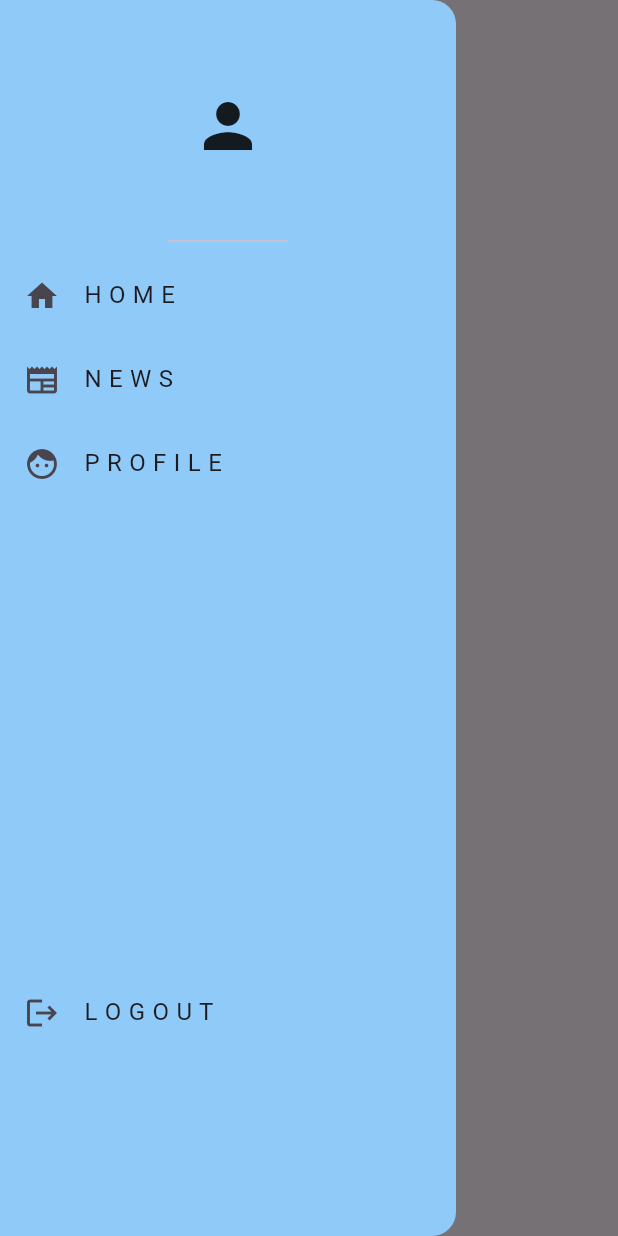
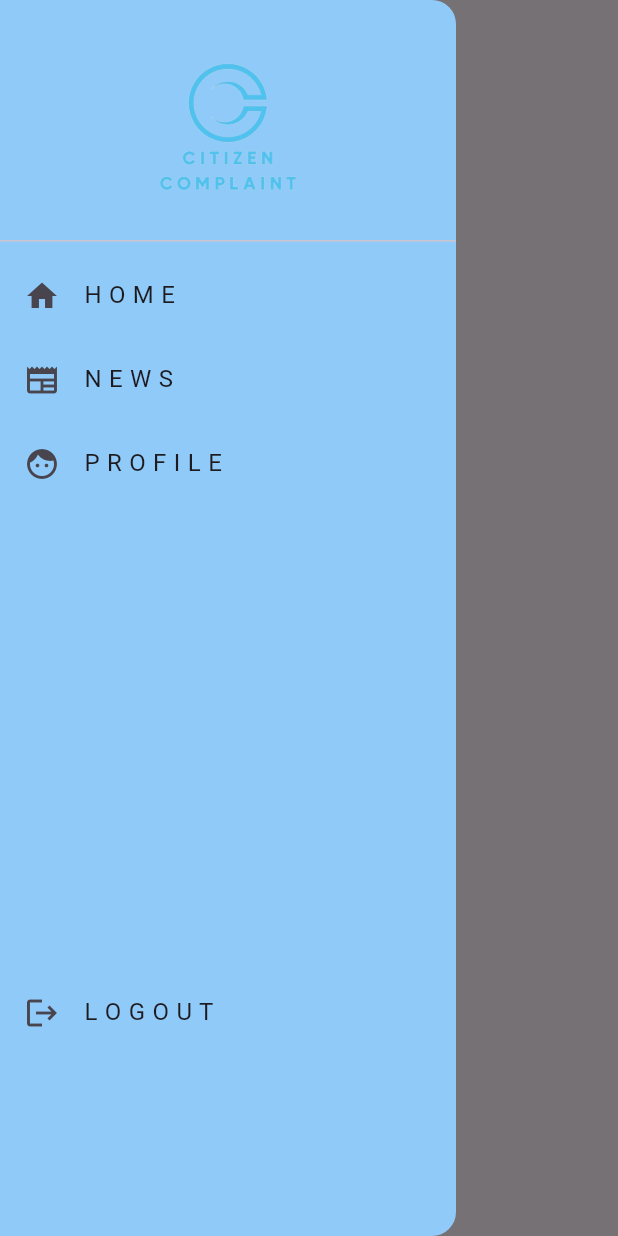
Before and after one commit to Niggy1980/citizen, a Flutter app: the NewsPage screen opened by its route, with the side drawer open, on a phone screen of 412 x 824 dp. Run offline on Flutter 3.47's test engine with Material 3 defaults, Android fonts, the phone set to English and light mode, and no system bars; our stand-ins replace cloud_firestore, firebase_core, fluttertoast; missing offline and left inert: dart:js; accounts and stored records are empty.

```diff
--- a/lib/feature/USER/Function/Drawer.dart
+++ b/lib/feature/USER/Function/Drawer.dart
@@ -13,8 +13,10 @@ class MyDrawer extends StatelessWidget {
         children: [
           Column(children: [
           const DrawerHeader(
-            child: Icon(Icons.person,
-                size: 48),
+            child: Align(
+              alignment: Alignment.center,
+              child: Image(image: AssetImage('assets/image/LOGOCC.png'), width: 400,),
+            ),
           ),
           ListTile(
             leading: Icon(Icons.home),
--- a/lib/feature/USER/presentation/page/LOGINPAGE.dart
+++ b/lib/feature/USER/presentation/page/LOGINPAGE.dart
@@ -42,10 +42,7 @@ class LoginPage extends StatelessWidget {
                   //   ),]),
                   child: Align(
                     alignment: Alignment.center,
-                    child: Image(
-                      image: AssetImage('assets/image/LOGOCC.png'),
-                      width: 400,
-                    ),
+                    child: Image(image: AssetImage('assets/image/LOGOCC.png'), width: 400,),
                   ),
                 ),
                 Row(
```
Also changed, not shown: lib/feature/USER/presentation/Homepage/HomePage.dart (+25 -23 lines).
